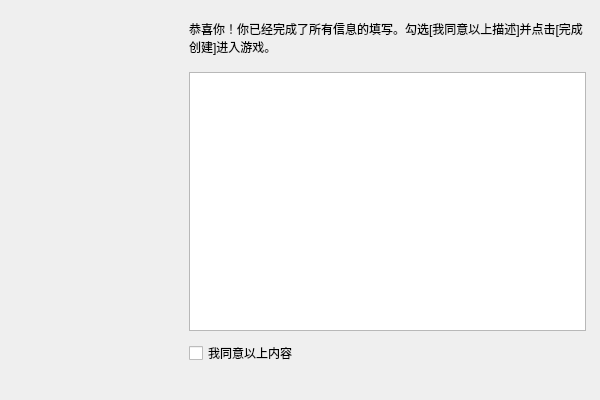
Qt form src/coeus/coeus_client_qt/character_creator_summary_page.ui (AngryPowman/Coeus) before a commit.
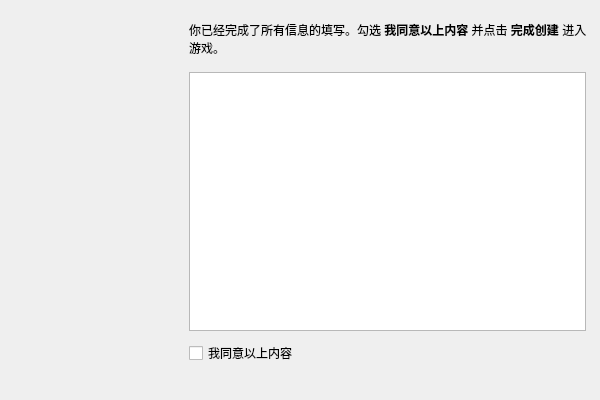
The same form after that commit.

Commit message: Fixed main window

Diff of the .ui file:
```diff
--- a/src/coeus/coeus_client_qt/character_creator_summary_page.ui
+++ b/src/coeus/coeus_client_qt/character_creator_summary_page.ui
@@ -45,7 +45,7 @@
     </rect>
    </property>
    <property name="text">
-    <string>恭喜你！你已经完成了所有信息的填写。勾选[我同意以上描述]并点击[完成创建]进入游戏。</string>
+    <string>&lt;html&gt;&lt;head/&gt;&lt;body&gt;&lt;p&gt;你已经完成了所有信息的填写。勾选 &lt;span style=&quot; font-weight:600;&quot;&gt;我同意以上内容 &lt;/span&gt;并点击 &lt;span style=&quot; font-weight:600;&quot;&gt;完成创建 &lt;/span&gt;进入游戏。&lt;/p&gt;&lt;/body&gt;&lt;/html&gt;</string>
    </property>
    <property name="wordWrap">
     <bool>true</bool>
```
The commit also changes 6 other files.
